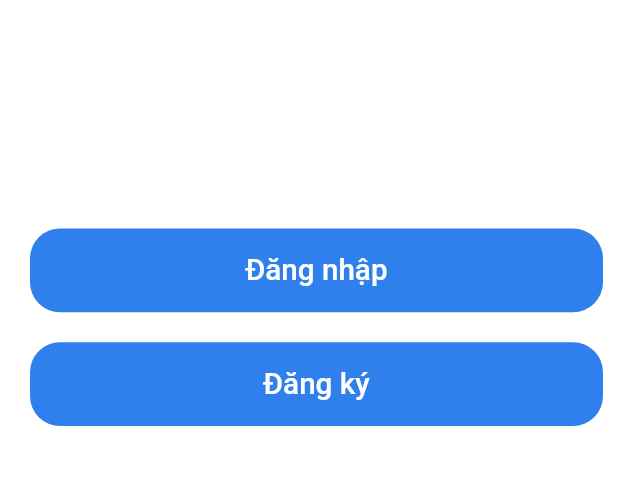
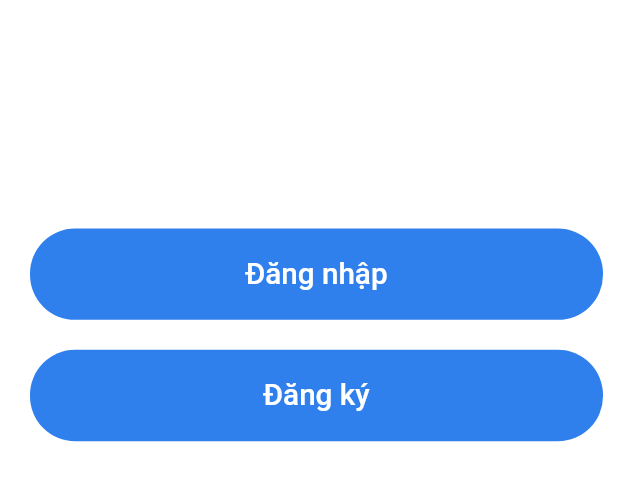
Before and after one commit to tuanpham5024/Chats, a Flutter app: the screen it shows after launch, on a phone screen of 412 x 824 dp, the part 289-790 px from its top. Run offline on Flutter 3.47's test engine with Material 2 defaults, Android fonts, the phone set to English and light mode, and no system bars.

Commit message:
done default_button

```diff
--- a/lib/components/default_button.dart
+++ b/lib/components/default_button.dart
@@ -16,10 +16,10 @@ class DefaultButton extends StatelessWidget {
   Widget build(BuildContext context) {
     return SizedBox(
       width: double.infinity,
-      height: getProportionateScreenHeight(55),
+      height: getProportionateScreenHeight(60),
       child: FlatButton(
         shape: RoundedRectangleBorder(
-            borderRadius: BorderRadius.circular(20)),
+            borderRadius: BorderRadius.circular(30)),
         color: kPrimaryColor,
         onPressed: press,
         child: Text(
```
